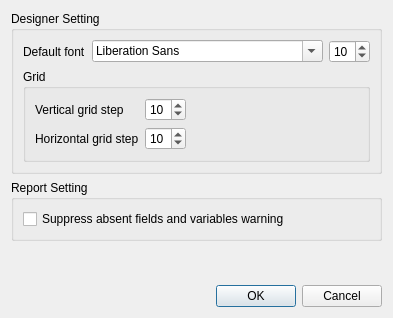
First picture: the form in limereport/lrsettingdialog.ui, repository fralx/LimeReport, before the edit.
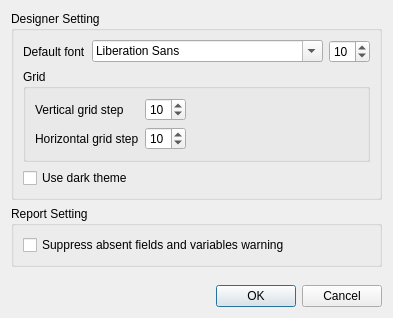
Second picture: the form after the edit.

Commit message: Dark theme has been added

```diff
--- a/limereport/lrsettingdialog.ui
+++ b/limereport/lrsettingdialog.ui
@@ -108,6 +108,13 @@
         </layout>
        </widget>
       </item>
+      <item>
+       <widget class="QCheckBox" name="cbbUseDarkTheme">
+        <property name="text">
+         <string>Use dark theme</string>
+        </property>
+       </widget>
+      </item>
      </layout>
     </widget>
    </item>
```
The commit also changes 13 other files.
